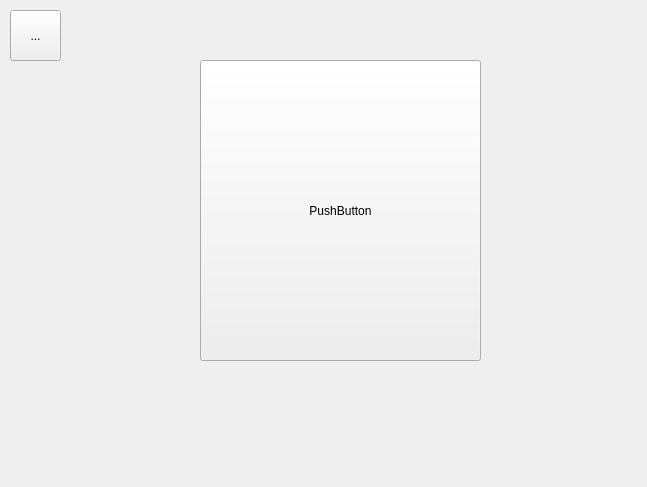
This is King_Project/SettingsPageForm.ui in greg-maceachern12/MicroManage as Qt 5 draws it before an edit. The edited form follows.
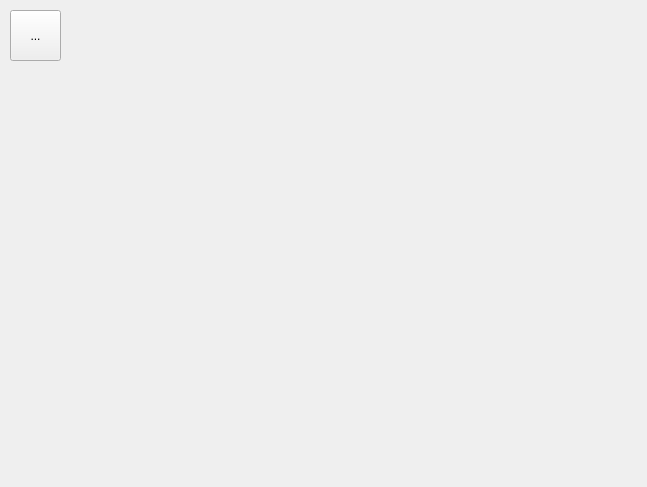
This is the edited form.

Commit message: Added Vertical layout to settings page

The edit to the form file:
```diff
--- a/King_Project/SettingsPageForm.ui
+++ b/King_Project/SettingsPageForm.ui
@@ -13,19 +13,6 @@
   <property name="windowTitle">
    <string>HEY</string>
   </property>
-  <widget class="QPushButton" name="pushButton">
-   <property name="geometry">
-    <rect>
-     <x>200</x>
-     <y>60</y>
-     <width>281</width>
-     <height>301</height>
-    </rect>
-   </property>
-   <property name="text">
-    <string>PushButton</string>
-   </property>
-  </widget>
   <widget class="QToolButton" name="toolButton">
    <property name="geometry">
     <rect>
@@ -39,6 +26,17 @@
     <string>...</string>
    </property>
   </widget>
+  <widget class="QWidget" name="verticalLayoutWidget">
+   <property name="geometry">
+    <rect>
+     <x>130</x>
+     <y>100</y>
+     <width>201</width>
+     <height>131</height>
+    </rect>
+   </property>
+   <layout class="QVBoxLayout" name="verticalLayout"/>
+  </widget>
  </widget>
  <resources/>
  <connections/>
```
The commit also changes 23 other files.
